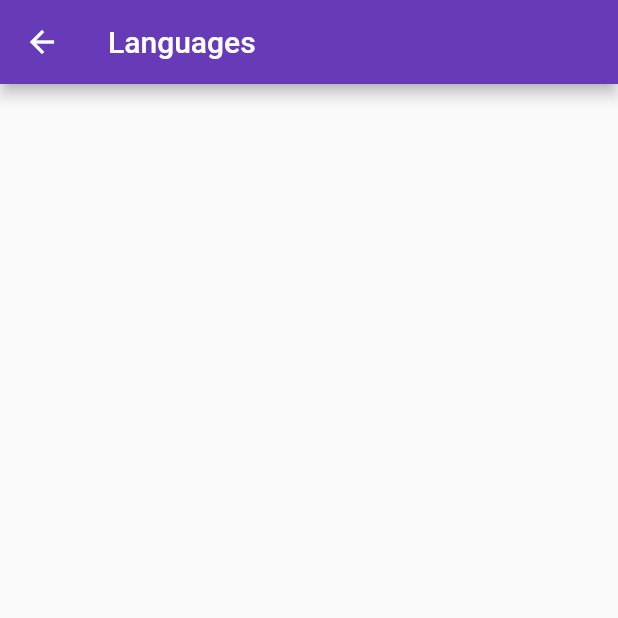
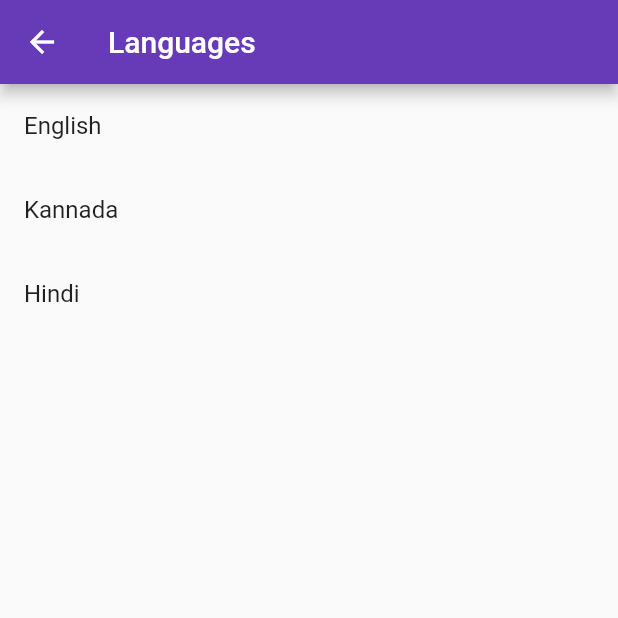
Before and after one commit to jsuryakt/fodome-flutter, a Flutter app: the LanguagesScreen screen opened directly, on a phone screen of 412 x 824 dp, the top half of it. Run offline on Flutter 3.47's test engine with Material 2 defaults, Android fonts, the phone set to English and light mode, and no system bars; our stand-ins replace cloud_firestore, firebase_core, firebase_storage, flutter_svg, geocoding, geolocator and 3 more; accounts and stored records are empty.

Commit message:
languages page

```diff
--- a/lib/pages/languages.dart
+++ b/lib/pages/languages.dart
@@ -10,6 +10,19 @@ class _LanguagesScreenState extends State<LanguagesScreen> {
   Widget build(BuildContext context) {
     return Scaffold(
       appBar: AppBar(title: Text('Languages')),
+      body: ListView(
+        children: <Widget>[
+          ListTile(
+            title: Text('English'),
+          ),
+          ListTile(
+            title: Text('Kannada'),
+          ),
+          ListTile(
+            title: Text('Hindi'),
+          ),
+        ],
+      ),
     );
   }
 }
--- a/pubspec.yaml
+++ b/pubspec.yaml
@@ -42,6 +42,9 @@ dependencies:
   cupertino_icons: ^1.0.2
   url_launcher: ^6.0.6
   settings_ui: ^1.0.0
+  flutter_localizations:
+    sdk: flutter
+  shared_preferences: ^2.0.6
 
 dev_dependencies:
   flutter_test:
```
Also changed, not shown: lib/classes/language.dart (added, +15 -0 lines), pubspec.lock.
